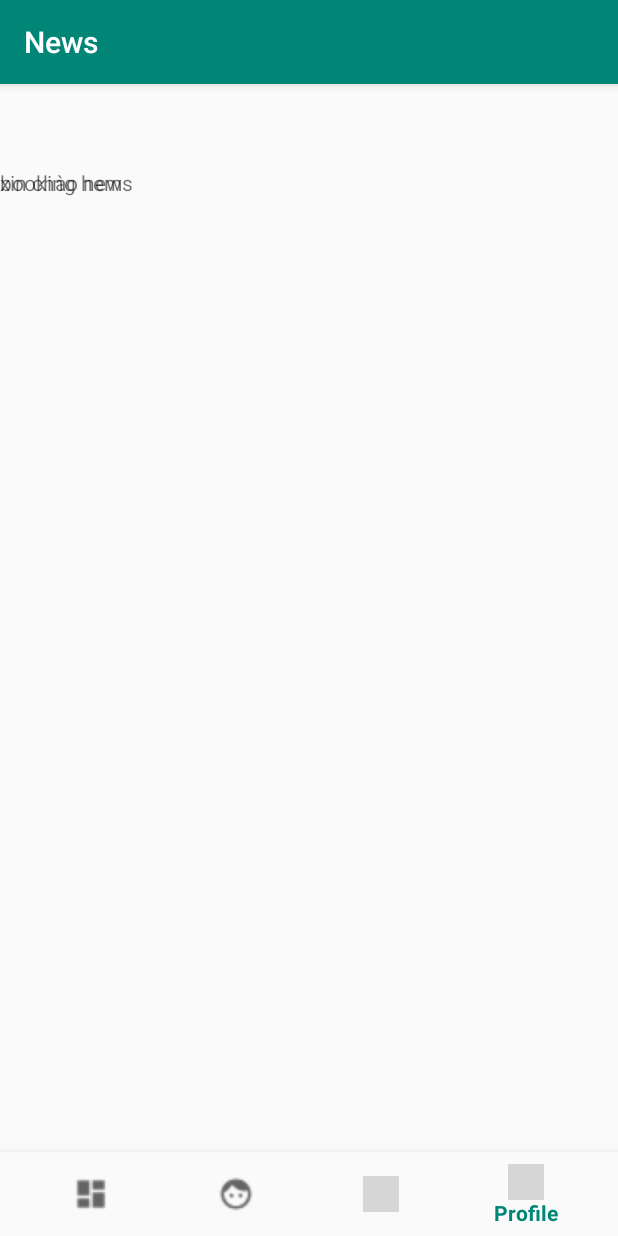
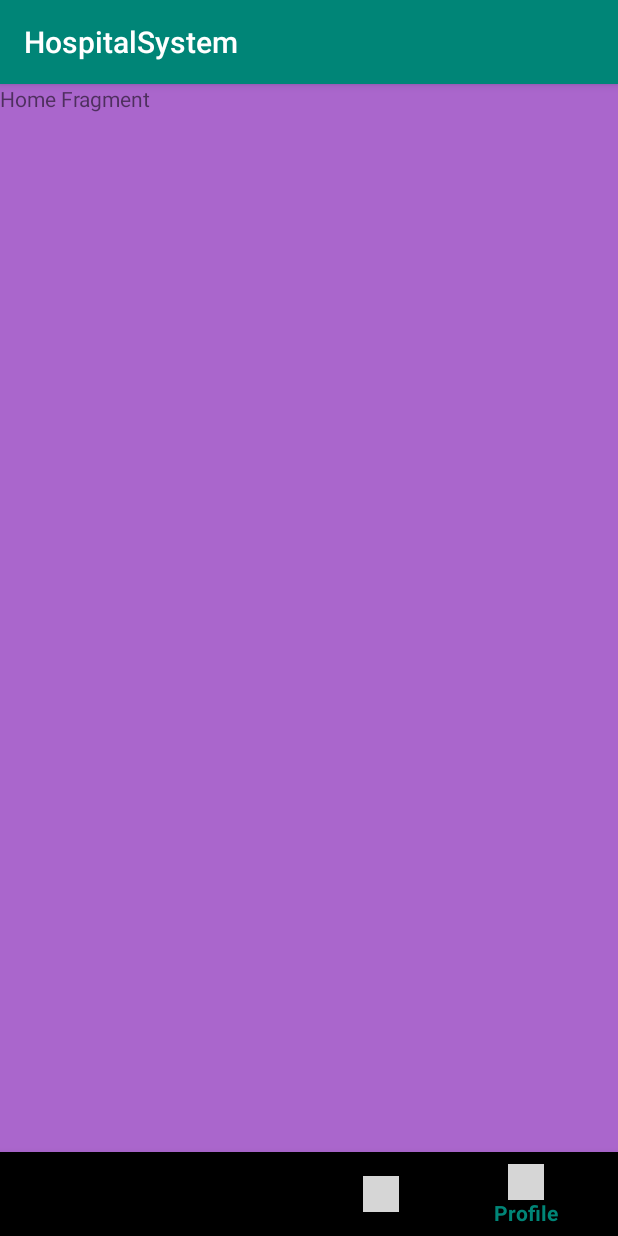
Before and after one commit to anvnt/HospitalSystem, an Android app: the screen it shows after launch (HomeActivity before the commit, MainActivity after it), item 4 of the bottom bar chosen, on a phone screen of 412 x 824 dp. Run offline under Robolectric (Android 15) with nearby library versions, the phone set to English and light mode, and no system bars; grey boxes are pictures that could not be loaded.

Commit message:
bottom navigation bar - đã chạy được

```diff
--- a/app/src/main/java/com/an/hospitalsystem/HomeActivity.java
+++ /dev/null
@@ -1,63 +0,0 @@
-package com.an.hospitalsystem;
-
-import android.os.Bundle;
-import android.view.MenuItem;
-
-import com.an.hospitalsystem.NewsFragment;
-import com.google.android.material.bottomnavigation.BottomNavigationView;
-
-import androidx.annotation.NonNull;
-import androidx.appcompat.app.AppCompatActivity;
-import androidx.fragment.app.FragmentManager;
-import androidx.navigation.NavController;
-import androidx.navigation.Navigation;
-import androidx.navigation.ui.AppBarConfiguration;
-import androidx.navigation.ui.NavigationUI;
-
-public class HomeActivity extends AppCompatActivity {
-
-    @Override
-    protected void onCreate(Bundle savedInstanceState) {
-        super.onCreate(savedInstanceState);
-        setContentView(R.layout.activity_home);
-        BottomNavigationView navView = findViewById(R.id.nav_view);
-        // Passing each menu ID as a set of Ids because each
-        // menu should be considered as top level destinations.
-        final AppBarConfiguration appBarConfiguration = new AppBarConfiguration.Builder(
-                R.id.navigation_news, R.id.navigation_consultant, R.id.navigation_booking,R.id.navigation_profile)
-                .build();
-        NavController navController = Navigation.findNavController(this, R.id.nav_host_fragment);
-        NavigationUI.setupActionBarWithNavController(this, navController, appBarConfiguration);
-        NavigationUI.setupWithNavController(navView, navController);
-        navView.setOnNavigationItemSelectedListener(new BottomNavigationView.OnNavigationItemSelectedListener() {
-            @Override
-            public boolean onNavigationItemSelected(@NonNull MenuItem menuItem) {
-                switch (menuItem.getItemId()){
-                    case R.id.navigation_news:
-                        NewsFragment newsFragment=new NewsFragment();
-                        FragmentManager newsmanager = getSupportFragmentManager();
-                        newsmanager.beginTransaction().replace(R.id.nav_host_fragment,newsFragment,newsFragment.getTag()).commit();
-                        return true;
-                    case R.id.navigation_consultant:
-                        ConsultantFragment consultantFragment =new ConsultantFragment();
-                        FragmentManager conManager = getSupportFragmentManager();
-                        conManager.beginTransaction().replace(R.id.nav_host_fragment,consultantFragment,consultantFragment.getTag()).commit();
-                        return true;
-                    case R.id.navigation_booking:
-                        BookingFragment bookingFragment=new BookingFragment();
-                        FragmentManager booManager = getSupportFragmentManager();
-                        booManager.beginTransaction().replace(R.id.nav_host_fragment,bookingFragment,bookingFragment.getTag()).commit();
-                        return true;
-                    case R.id.navigation_profile:
-                        ProfileFragment profileFragment=new ProfileFragment();
-                        FragmentManager promanager = getSupportFragmentManager();
-                        promanager.beginTransaction().replace(R.id.nav_host_fragment,profileFragment,profileFragment.getTag()).commit();
-                        return true;
-                    default:
-                        throw new IllegalStateException("Unexpected value: " + menuItem.getItemId());
-                }
-            }
-        });
-    }
-
-}
--- a/app/src/main/java/com/an/hospitalsystem/MainActivity.java
+++ b/app/src/main/java/com/an/hospitalsystem/MainActivity.java
@@ -1,23 +1,51 @@
 package com.an.hospitalsystem;
 
+import androidx.annotation.NonNull;
 import androidx.appcompat.app.AppCompatActivity;
+import androidx.fragment.app.Fragment;
 
 import android.content.Intent;
 import android.os.Bundle;
+import android.view.MenuItem;
 import android.view.View;
 import android.widget.Button;
 
+import com.google.android.material.bottomnavigation.BottomNavigationMenu;
+import com.google.android.material.bottomnavigation.BottomNavigationView;
+
 public class MainActivity extends AppCompatActivity {
-    Button btnHome;
     @Override
     protected void onCreate(Bundle savedInstanceState) {
         super.onCreate(savedInstanceState);
         setContentView(R.layout.activity_main);
-        btnHome=findViewById(R.id.button);
+        BottomNavigationView bottomNav=findViewById(R.id.bottom_navigation);
+        bottomNav.setOnNavigationItemSelectedListener(navListener);
+        getSupportFragmentManager().beginTransaction().replace(R.id.fragment_container,new NewsFragment()).commit();
     }
+    private BottomNavigationView.OnNavigationItemSelectedListener navListener=
+            new BottomNavigationView.OnNavigationItemSelectedListener() {
+                @Override
+                public boolean onNavigationItemSelected(@NonNull MenuItem menuItem) {
+                    Fragment selectedFragment = null;
+                    switch (menuItem.getItemId()) {
+                        case R.id.navigation_news:
+                            selectedFragment = new NewsFragment();
+                            break;
+                        case R.id.navigation_consultant:
+                            selectedFragment = new ConsultantFragment();
+                            break;
+                        case R.id.navigation_booking:
+                            selectedFragment = new BookingFragment();
+                            break;
+                        case R.id.navigation_profile:
+                            selectedFragment = new ProfileFragment();
+                            break;
+                    }
+                    getSupportFragmentManager().beginTransaction().replace(R.id.fragment_container, selectedFragment).commit();
+                    return true;
 
-    public void moManHinhHome(View view) {
-        Intent intent = new Intent(this, HomeActivity.class);
-        startActivity(intent);
-    }
+                }
+
+
+            };
 }
--- a/app/src/main/java/com/an/hospitalsystem/NewsFragment.java
+++ b/app/src/main/java/com/an/hospitalsystem/NewsFragment.java
@@ -1,31 +1,18 @@
 package com.an.hospitalsystem;
 
-
 import android.os.Bundle;
-
-import androidx.fragment.app.Fragment;
-
 import android.view.LayoutInflater;
 import android.view.View;
 import android.view.ViewGroup;
 
+import androidx.annotation.NonNull;
+import androidx.annotation.Nullable;
+import androidx.fragment.app.Fragment;
 
-/**
- * A simple {@link Fragment} subclass.
- */
 public class NewsFragment extends Fragment {
-
-
-    public NewsFragment() {
-        // Required empty public constructor
+    @Nullable
+    @Override
+    public View onCreateView(@NonNull LayoutInflater inflater, @Nullable ViewGroup container, @Nullable Bundle savedInstanceState) {
+        return inflater.inflate(R.layout.fragment_news,container,false);
     }
-
-
-    @Override
-    public View onCreateView(LayoutInflater inflater, ViewGroup container,
-                             Bundle savedInstanceState) {
-        // Inflate the layout for this fragment
-        return inflater.inflate(R.layout.fragment_news, container, false);
-    }
-
 }
--- a/app/src/main/java/com/an/hospitalsystem/ProfileFragment.java
+++ b/app/src/main/java/com/an/hospitalsystem/ProfileFragment.java
@@ -1,110 +1,18 @@
 package com.an.hospitalsystem;
 
-import android.content.Context;
-import android.net.Uri;
 import android.os.Bundle;
-
-import androidx.fragment.app.Fragment;
-
 import android.view.LayoutInflater;
 import android.view.View;
 import android.view.ViewGroup;
 
+import androidx.annotation.NonNull;
+import androidx.annotation.Nullable;
+import androidx.fragment.app.Fragment;
 
-/**
- * A simple {@link Fragment} subclass.
- * Activities that contain this fragment must implement the
- * {@link ProfileFragment.OnFragmentInteractionListener} interface
- * to handle interaction events.
- * Use the {@link ProfileFragment#newInstance} factory method to
- * create an instance of this fragment.
- */
 public class ProfileFragment extends Fragment {
-    // TODO: Rename parameter arguments, choose names that match
-    // the fragment initialization parameters, e.g. ARG_ITEM_NUMBER
-    private static final String ARG_PARAM1 = "param1";
-    private static final String ARG_PARAM2 = "param2";
-
-    // TODO: Rename and change types of parameters
-    private String mParam1;
-    private String mParam2;
-
-    private OnFragmentInteractionListener mListener;
-
-    public ProfileFragment() {
-        // Required empty public constructor
-    }
-
-    /**
-     * Use this factory method to create a new instance of
-     * this fragment using the provided parameters.
-     *
-     * @param param1 Parameter 1.
-     * @param param2 Parameter 2.
-     * @return A new instance of fragment ProfileFragment.
-     */
-    // TODO: Rename and change types and number of parameters
-    public static ProfileFragment newInstance(String param1, String param2) {
-        ProfileFragment fragment = new ProfileFragment();
-        Bundle args = new Bundle();
-        args.putString(ARG_PARAM1, param1);
-        args.putString(ARG_PARAM2, param2);
-        fragment.setArguments(args);
-        return fragment;
-    }
-
+    @Nullable
     @Override
-    public void onCreate(Bundle savedInstanceState) {
-        super.onCreate(savedInstanceState);
-        if (getArguments() != null) {
-            mParam1 = getArguments().getString(ARG_PARAM1);
-            mParam2 = getArguments().getString(ARG_PARAM2);
-        }
-    }
-
-    @Override
-    public View onCreateView(LayoutInflater inflater, ViewGroup container,
-                             Bundle savedInstanceState) {
-        // Inflate the layout for this fragment
-        return inflater.inflate(R.layout.fragment_profile, container, false);
-    }
-
-    // TODO: Rename method, update argument and hook method into UI event
-    public void onButtonPressed(Uri uri) {
-        if (mListener != null) {
-            mListener.onFragmentInteraction(uri);
-        }
-    }
-
-    @Override
-    public void onAttach(Context context) {
-        super.onAttach(context);
-        if (context instanceof OnFragmentInteractionListener) {
-            mListener = (OnFragmentInteractionListener) context;
-        } else {
-            throw new RuntimeException(context.toString()
-                    + " must implement OnFragmentInteractionListener");
-        }
-    }
-
-    @Override
-    public void onDetach() {
-        super.onDetach();
-        mListener = null;
-    }
-
-    /**
-     * This interface must be implemented by activities that contain this
-     * fragment to allow an interaction in this fragment to be communicated
-     * to the activity and potentially other fragments contained in that
-     * activity.
-     * <p>
-     * See the Android Training lesson <a href=
-     * "http://developer.android.com/training/basics/fragments/communicating.html"
-     * >Communicating with Other Fragments</a> for more information.
-     */
-    public interface OnFragmentInteractionListener {
-        // TODO: Update argument type and name
-        void onFragmentInteraction(Uri uri);
+    public View onCreateView(@NonNull LayoutInflater inflater, @Nullable ViewGroup container, @Nullable Bundle savedInstanceState) {
+        return inflater.inflate(R.layout.fragment_profiles,container,false);
     }
 }
--- a/app/src/main/res/layout/activity_home.xml
+++ /dev/null
@@ -1,34 +0,0 @@
-<?xml version="1.0" encoding="utf-8"?>
-<androidx.constraintlayout.widget.ConstraintLayout xmlns:android="http://schemas.android.com/apk/res/android"
-    xmlns:app="http://schemas.android.com/apk/res-auto"
-    android:id="@+id/container"
-    android:layout_width="match_parent"
-    android:layout_height="match_parent"
-    android:paddingTop="?attr/actionBarSize">
-
-    <com.google.android.material.bottomnavigation.BottomNavigationView
-        android:id="@+id/nav_view"
-        android:layout_width="0dp"
-        android:layout_height="wrap_content"
-        android:background="?android:attr/windowBackground"
-        app:layout_constraintBottom_toBottomOf="parent"
-        app:layout_constraintHorizontal_bias="0.0"
-        app:layout_constraintLeft_toLeftOf="parent"
-        app:layout_constraintRight_toRightOf="parent"
-        app:menu="@menu/bottom_nav_menu" />
-
-    <fragment
-        android:id="@+id/nav_host_fragment"
-        android:name="androidx.navigation.fragment.NavHostFragment"
-        android:layout_width="match_parent"
-        android:layout_height="match_parent"
-        app:defaultNavHost="true"
-        app:layout_constraintBottom_toTopOf="@id/nav_view"
-        app:layout_constraintHorizontal_bias="0.0"
-        app:layout_constraintLeft_toLeftOf="parent"
-        app:layout_constraintRight_toRightOf="parent"
-        app:layout_constraintTop_toTopOf="parent"
-        app:layout_constraintVertical_bias="1.0"
-        app:navGraph="@navigation/mobile_navigation" />
-
-</androidx.constraintlayout.widget.ConstraintLayout>
--- a/app/src/main/res/layout/activity_main.xml
+++ b/app/src/main/res/layout/activity_main.xml
@@ -1,17 +1,20 @@
 <?xml version="1.0" encoding="utf-8"?>
-<androidx.constraintlayout.widget.ConstraintLayout xmlns:android="http://schemas.android.com/apk/res/android"
+<RelativeLayout xmlns:android="http://schemas.android.com/apk/res/android"
     xmlns:app="http://schemas.android.com/apk/res-auto"
     xmlns:tools="http://schemas.android.com/tools"
     android:layout_width="match_parent"
     android:layout_height="match_parent"
     tools:context=".MainActivity">
+    <FrameLayout
+        android:id="@+id/fragment_container"
+        android:layout_width="match_parent"
+        android:layout_height="match_parent"
+        android:layout_above="@id/bottom_navigation"/>
+    <com.google.android.material.bottomnavigation.BottomNavigationView
+        android:id="@+id/bottom_navigation"
+        android:layout_width="match_parent"
+        android:layout_height="wrap_content"
+        android:layout_alignParentBottom="true"
+        app:menu="@menu/bottom_nav_menu"/>
 
-    <Button
-        android:id="@+id/button"
-        android:onClick="moManHinhHome"
-        android:layout_width="wrap_content"
-        android:layout_height="wrap_content"
-        android:text="Button"
-        tools:layout_editor_absoluteX="162dp"
-        tools:layout_editor_absoluteY="237dp" />
-</androidx.constraintlayout.widget.ConstraintLayout>
+</RelativeLayout>
--- a/app/src/main/res/layout/fragment_booking.xml
+++ b/app/src/main/res/layout/fragment_booking.xml
@@ -1,14 +1,12 @@
 <?xml version="1.0" encoding="utf-8"?>
 <LinearLayout xmlns:android="http://schemas.android.com/apk/res/android"
-    xmlns:tools="http://schemas.android.com/tools"
-    android:layout_width="match_parent"
+    android:orientation="vertical" android:layout_width="match_parent"
     android:layout_height="match_parent"
-    android:orientation="vertical"
-    tools:context=".BookingFragment" >
+    android:background="@android:color/holo_blue_bright">
 
     <TextView
-        android:id="@+id/textView6"
+        android:id="@+id/textView3"
         android:layout_width="match_parent"
         android:layout_height="wrap_content"
-        android:text="booking hem " />
+        android:text="Home Fragment" />
 </LinearLayout>
--- a/app/src/main/res/layout/fragment_news.xml
+++ b/app/src/main/res/layout/fragment_news.xml
@@ -1,16 +1,12 @@
 <?xml version="1.0" encoding="utf-8"?>
 <LinearLayout xmlns:android="http://schemas.android.com/apk/res/android"
-    xmlns:app="http://schemas.android.com/apk/res-auto"
-    xmlns:tools="http://schemas.android.com/tools"
-    android:id="@+id/frameLayout"
-    android:layout_width="match_parent"
+    android:orientation="vertical" android:layout_width="match_parent"
     android:layout_height="match_parent"
-    android:orientation="vertical"
-    tools:context=".NewsFragment">
+    android:background="@android:color/holo_green_dark">
 
     <TextView
-        android:id="@+id/textView5"
+        android:id="@+id/textView3"
         android:layout_width="match_parent"
         android:layout_height="wrap_content"
-        android:text="xin chào news" />
+        android:text="Home Fragment" />
 </LinearLayout>
--- a/app/src/main/res/layout/fragment_profile.xml
+++ b/app/src/main/res/layout/fragment_profiles.xml
@@ -1,14 +1,12 @@
 <?xml version="1.0" encoding="utf-8"?>
 <LinearLayout xmlns:android="http://schemas.android.com/apk/res/android"
-    xmlns:tools="http://schemas.android.com/tools"
-    android:layout_width="match_parent"
+    android:orientation="vertical" android:layout_width="match_parent"
     android:layout_height="match_parent"
-    android:orientation="vertical"
-    tools:context=".ProfileFragment" >
+    android:background="@android:color/holo_purple">
 
     <TextView
         android:id="@+id/textView3"
         android:layout_width="match_parent"
         android:layout_height="wrap_content"
-        android:text="profile hihi" />
+        android:text="Home Fragment" />
 </LinearLayout>
```
Also changed, not shown: app/src/main/AndroidManifest.xml (+4 -10 lines), app/src/main/java/com/an/hospitalsystem/BookingFragment.java (+7 -20 lines), app/src/main/java/com/an/hospitalsystem/ConsultantFragment.java (+7 -20 lines), app/src/main/res/layout/fragment_consultant.xml (+4 -6 lines).
